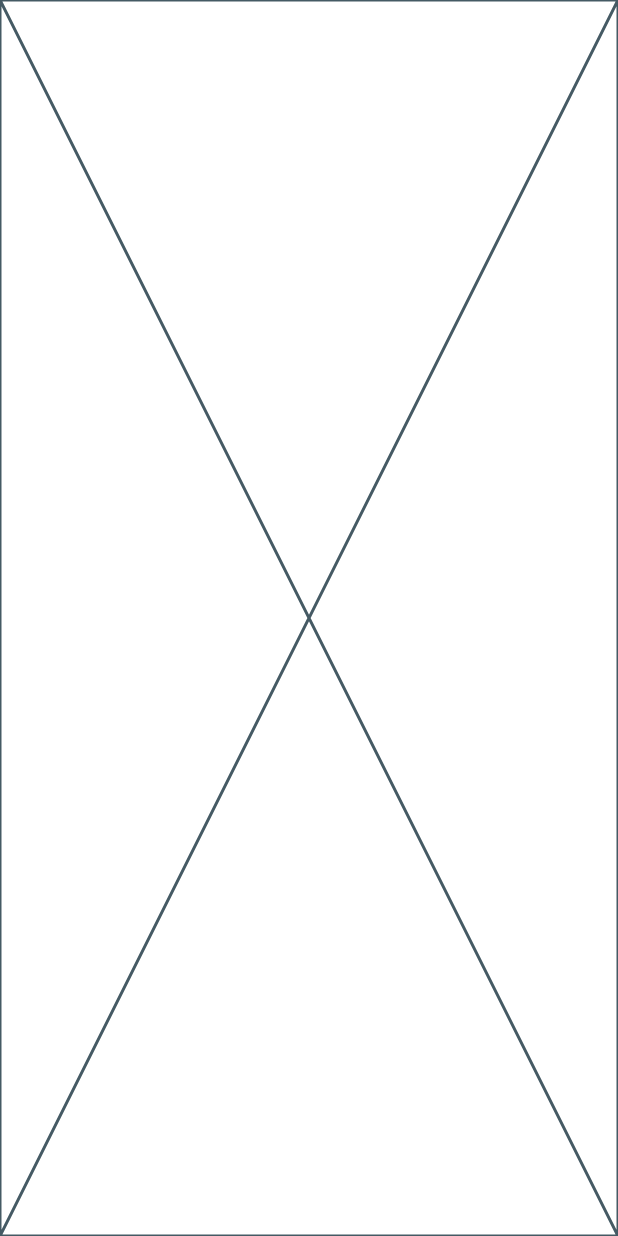
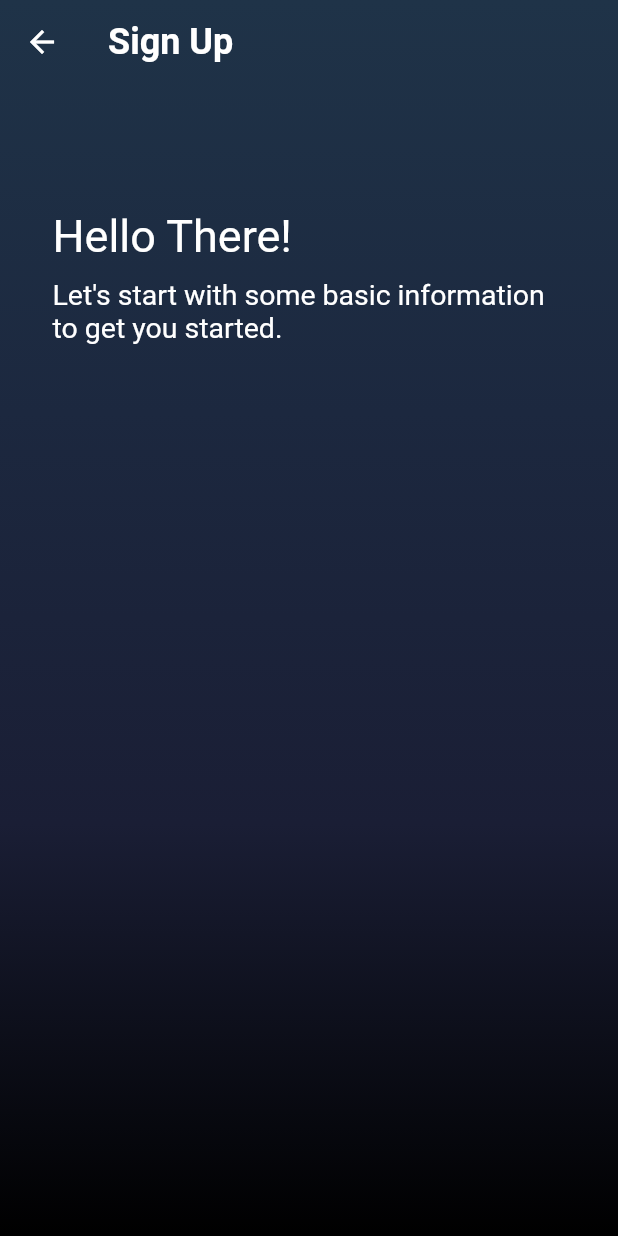
Before and after one commit to IsaacRamirez108/Flutter-Firebase_Authentication, a Flutter app: the screen it shows after launch, after a tap on "Sign Up", on a phone screen of 412 x 824 dp. Run offline on Flutter 3.47's test engine with Material 2 defaults, Android fonts, the phone set to English and light mode, and no system bars.

Commit message:
Updates to sign up page

```diff
--- a/lib/Screens/signup_screen.dart
+++ b/lib/Screens/signup_screen.dart
@@ -1,15 +1,82 @@
 import 'package:flutter/material.dart';
+
+import '../reusable_widgets/reusable_widget.dart';
 
 class SignUpScreen extends StatefulWidget {
   const SignUpScreen({Key? key}) : super(key: key);
 
   @override
   State<SignUpScreen> createState() => _SignUpScreenState();
+  // final TextEditingController _passwordTextController = TextEditingController();
+  // final TextEditingController _emailTextController = TextEditingController();
+  // final TextEditingController _userNameTextController = TextEditingController();
 }
 
 class _SignUpScreenState extends State<SignUpScreen> {
   @override
   Widget build(BuildContext context) {
-    return const Placeholder();
+    return Scaffold(
+        extendBodyBehindAppBar: true,
+        appBar: AppBar(
+        backgroundColor: Colors.transparent,
+        elevation: 0,
+        title: const Text(
+        "Sign Up",
+        style: TextStyle(fontSize: 24, fontWeight: FontWeight.bold),
+    ),
+    ),
+
+    // Main Body Container
+    body: Container(
+      width: MediaQuery.of(context).size.width,
+        height: MediaQuery.of(context).size.height,
+          decoration: const BoxDecoration(
+            gradient: LinearGradient(colors: [
+              Color(0xFF1f3348),
+              Color(0xFF1c283f),
+              Color(0xFF1a1e35),
+              Color(0xFF000000),
+            ], begin: Alignment.topCenter, end: Alignment.bottomCenter)),
+
+        // Stack allows a new container to be created within the existing body container
+      child: Stack(children: [
+          Container(
+          margin: const EdgeInsets.all(30),
+          // This is padding to position the text where I want it to be
+            padding: const EdgeInsets.only(left: 5,top: 110,right: 0,bottom: 0),
+            child: const Text.rich(
+                TextSpan(
+                    children: <TextSpan>[
+                      TextSpan(
+                          text: "Hello There!",
+                          style: TextStyle(fontSize: 30, color: Colors.white)
+                      ),
+                    ])
+                )
+              ),
+          Container(
+              margin: const EdgeInsets.all(30),
+              // This is padding to position the text where I want it to be
+              padding: const EdgeInsets.only(left: 5,top: 155,right: 0,bottom: 0),
+              child: const Text.rich(
+                  TextSpan(
+                      children: <TextSpan>[
+                        TextSpan(
+                            text: "Let's start with some basic information to get you started.",
+                            style: TextStyle(fontSize: 19, color: Colors.white)
+                        )
+                      ])
+                  )
+              )],
+            ),
+
+
+
+
+
+
+
+      )
+    );
   }
 }
```
